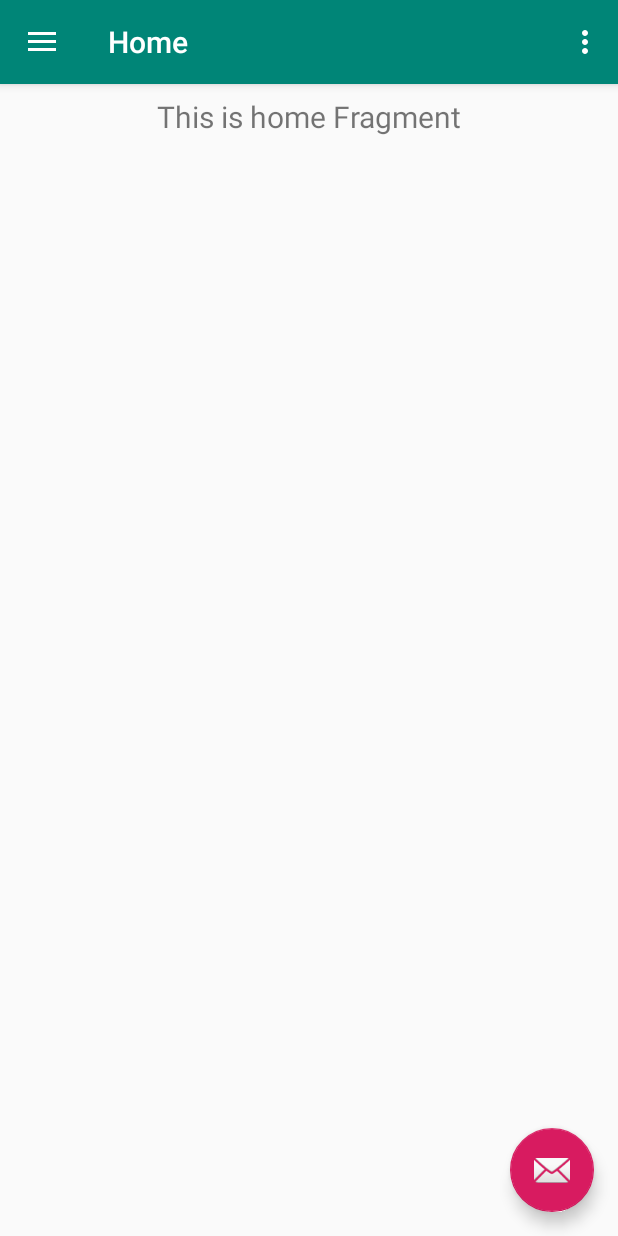
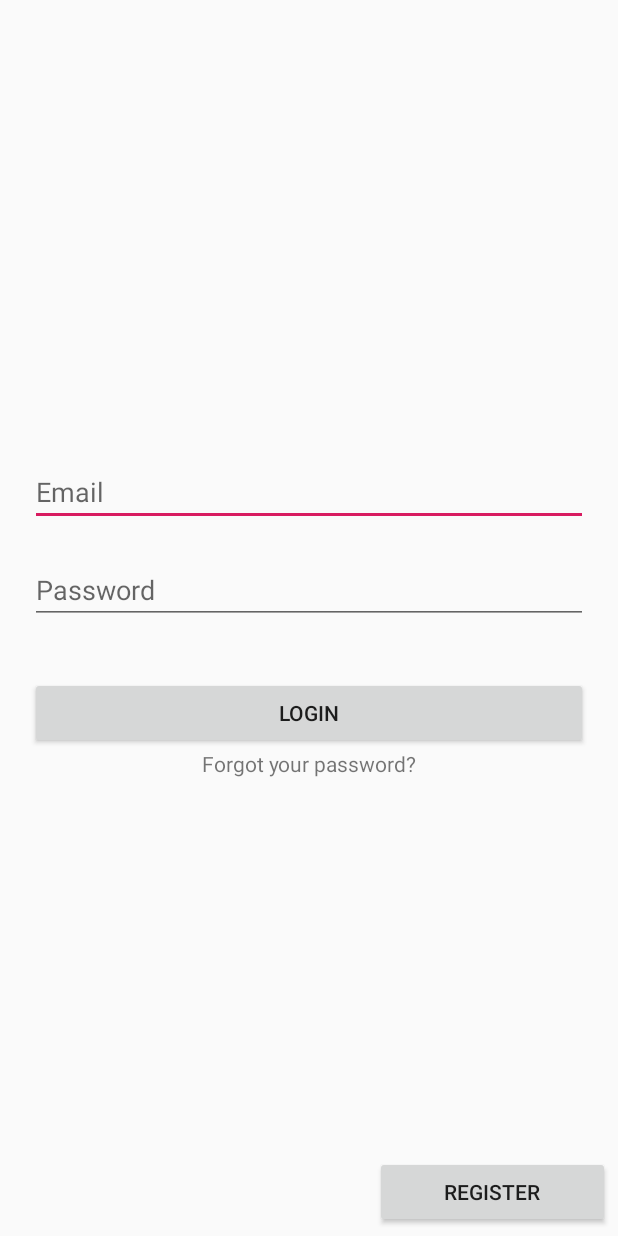
Before and after one commit to Nachodlv/bookie, an Android app: the screen it shows after launch (MainActivity before the commit, LoginActivity after it), on a phone screen of 412 x 824 dp. Run offline under Robolectric (Android 15) with nearby library versions, the phone set to English and light mode, and no system bars; our stand-ins replace navigation-ui.

Commit message:
Add login view

```diff
--- a/bookie-app/app/build.gradle
+++ b/bookie-app/app/build.gradle
@@ -14,6 +14,7 @@ android {
         versionCode 1
         versionName "1.0"
         testInstrumentationRunner "androidx.test.runner.AndroidJUnitRunner"
+        vectorDrawables.useSupportLibrary = true
     }
     buildTypes {
         release {
--- a/bookie-app/app/src/main/AndroidManifest.xml
+++ b/bookie-app/app/src/main/AndroidManifest.xml
@@ -19,6 +19,11 @@
                 <category android:name="android.intent.category.LAUNCHER" />
             </intent-filter>
         </activity>
+        <activity
+            android:name=".ui.login.LoginActivity"
+            android:label="@string/app_name"
+            android:theme="@style/AppTheme.NoActionBar">
+        </activity>
     </application>
 
 </manifest>
--- a/bookie-app/app/src/main/java/com/example/bookie/MainActivity.kt
+++ b/bookie-app/app/src/main/java/com/example/bookie/MainActivity.kt
@@ -1,18 +1,14 @@
 package com.example.bookie
 
+import android.content.Intent
 import android.os.Bundle
-import com.google.android.material.floatingactionbutton.FloatingActionButton
-import com.google.android.material.snackbar.Snackbar
+import android.view.Menu
+import androidx.appcompat.app.AppCompatActivity
 import androidx.navigation.findNavController
 import androidx.navigation.ui.AppBarConfiguration
 import androidx.navigation.ui.navigateUp
-import androidx.navigation.ui.setupActionBarWithNavController
-import androidx.navigation.ui.setupWithNavController
-import androidx.drawerlayout.widget.DrawerLayout
-import com.google.android.material.navigation.NavigationView
-import androidx.appcompat.app.AppCompatActivity
-import androidx.appcompat.widget.Toolbar
-import android.view.Menu
+import com.example.bookie.ui.login.LoginActivity
+
 
 class MainActivity : AppCompatActivity() {
 
@@ -21,27 +17,32 @@ class MainActivity : AppCompatActivity() {
     override fun onCreate(savedInstanceState: Bundle?) {
         super.onCreate(savedInstanceState)
         setContentView(R.layout.activity_main)
-        val toolbar: Toolbar = findViewById(R.id.toolbar)
-        setSupportActionBar(toolbar)
 
-        val fab: FloatingActionButton = findViewById(R.id.fab)
-        fab.setOnClickListener { view ->
-            Snackbar.make(view, "Replace with your own action", Snackbar.LENGTH_LONG)
-                .setAction("Action", null).show()
-        }
-        val drawerLayout: DrawerLayout = findViewById(R.id.drawer_layout)
-        val navView: NavigationView = findViewById(R.id.nav_view)
-        val navController = findNavController(R.id.nav_host_fragment)
-        // Passing each menu ID as a set of Ids because each
-        // menu should be considered as top level destinations.
-        appBarConfiguration = AppBarConfiguration(
-            setOf(
-                R.id.nav_home, R.id.nav_gallery, R.id.nav_slideshow,
-                R.id.nav_tools, R.id.nav_share, R.id.nav_send
-            ), drawerLayout
-        )
-        setupActionBarWithNavController(navController, appBarConfiguration)
-        navView.setupWithNavController(navController)
+
+        val intent = Intent(this, LoginActivity::class.java)
+        startActivity(intent)
+
+//        val toolbar: Toolbar = findViewById(R.id.toolbar)
+//        setSupportActionBar(toolbar)
+//
+//        val fab: FloatingActionButton = findViewById(R.id.fab)
+//        fab.setOnClickListener { view ->
+//            Snackbar.make(view, "Replace with your own action", Snackbar.LENGTH_LONG)
+//                .setAction("Action", null).show()
+//        }
+//        val drawerLayout: DrawerLayout = findViewById(R.id.drawer_layout)
+//        val navView: NavigationView = findViewById(R.id.nav_view)
+//        val navController = findNavController(R.id.nav_host_fragment)
+//        // Passing each menu ID as a set of Ids because each
+//        // menu should be considered as top level destinations.
+//        appBarConfiguration = AppBarConfiguration(
+//            setOf(
+//                R.id.nav_home, R.id.nav_gallery, R.id.nav_slideshow,
+//                R.id.nav_tools, R.id.nav_share, R.id.nav_send
+//            ), drawerLayout
+//        )
+//        setupActionBarWithNavController(navController, appBarConfiguration)
+//        navView.setupWithNavController(navController)
     }
 
     override fun onCreateOptionsMenu(menu: Menu): Boolean {
--- /dev/null
+++ b/bookie-app/app/src/main/java/com/example/bookie/ui/login/LoginActivity.kt
@@ -0,0 +1,46 @@
+package com.example.bookie.ui.login
+
+import android.os.Bundle
+import android.text.TextUtils
+import android.util.Patterns
+import android.view.View
+import android.widget.TextView
+import androidx.appcompat.app.AppCompatActivity
+import com.example.bookie.R
+import com.example.bookie.utils.TextValidator
+import com.google.android.material.snackbar.Snackbar
+import kotlinx.android.synthetic.main.login_main.*
+
+class LoginActivity : AppCompatActivity() {
+    override fun onCreate(savedInstanceState: Bundle?) {
+        super.onCreate(savedInstanceState)
+        setContentView(R.layout.login_main)
+
+        email.addTextChangedListener(emailValidator)
+
+        login_button.setOnClickListener { login(it) }
+    }
+
+    private val emailValidator: TextValidator
+        get() =
+            object : TextValidator(email) {
+                override fun validate(textView: TextView?, text: String?) {
+                    if (text == null) return
+
+                    if (TextUtils.isEmpty(text) || !Patterns.EMAIL_ADDRESS.matcher(text).matches())
+                        if (textView != null)
+                            textView.error = resources.getString(R.string.invalid_email)
+                }
+            }
+
+    private fun login(view: View) {
+        Snackbar.make(
+            view,
+            "Email: ${email.text}, password: ${password.text}",
+            Snackbar.LENGTH_LONG
+        )
+            .setAction("Action", null).show()
+    }
+
+
+}
--- /dev/null
+++ b/bookie-app/app/src/main/res/layout/login_main.xml
@@ -0,0 +1,71 @@
+<?xml version="1.0" encoding="utf-8"?>
+<LinearLayout xmlns:android="http://schemas.android.com/apk/res/android"
+    xmlns:app="http://schemas.android.com/apk/res-auto"
+    xmlns:tools="http://schemas.android.com/tools"
+    android:layout_width="match_parent"
+    android:layout_height="match_parent"
+    android:orientation="vertical">
+
+    <FrameLayout
+        android:layout_width="match_parent"
+        android:layout_height="match_parent">
+
+        <Button
+            android:id="@+id/button"
+            android:layout_width="match_parent"
+            android:layout_height="wrap_content"
+            android:layout_gravity="bottom"
+            android:layout_marginLeft="250dp"
+            android:layout_marginBottom="5dp"
+            android:text="@string/register"
+            app:layout_constraintHorizontal_bias="0.0"
+            app:layout_constraintVertical_bias="0.0"
+            android:layout_marginRight="5dp"
+            android:layout_marginStart="250dp"
+            android:layout_marginEnd="5dp" />
+
+        <LinearLayout
+            android:layout_width="match_parent"
+            android:layout_height="wrap_content"
+            android:layout_gravity="center"
+            android:orientation="vertical"
+            android:paddingLeft="20dp"
+            android:paddingRight="20dp">
+
+            <EditText
+                android:id="@+id/email"
+                android:layout_width="match_parent"
+                android:layout_height="wrap_content"
+                android:layout_marginBottom="20dp"
+                android:ems="10"
+                android:hint="@string/email_input"
+                android:inputType="textEmailAddress" />
+
+            <EditText
+                android:id="@+id/password"
+                android:layout_width="match_parent"
+                android:layout_height="wrap_content"
+                android:ems="10"
+                android:hint="@string/password_input"
+                android:inputType="textPassword" />
+
+            <Button
+                android:id="@+id/login_button"
+                android:layout_width="match_parent"
+                android:layout_height="wrap_content"
+                android:layout_marginTop="35dp"
+                android:text="@string/login_button" />
+
+            <TextView
+                android:id="@+id/forgot_password"
+                android:layout_width="match_parent"
+                android:layout_height="wrap_content"
+                android:focusable="false"
+                android:gravity="center"
+                android:text="@string/forgot_password"
+                tools:layout_marginTop="30dp" />
+
+        </LinearLayout>
+    </FrameLayout>
+
+</LinearLayout>
--- a/bookie-app/app/src/main/res/values/strings.xml
+++ b/bookie-app/app/src/main/res/values/strings.xml
@@ -13,4 +13,15 @@
     <string name="menu_tools">Tools</string>
     <string name="menu_share">Share</string>
     <string name="menu_send">Send</string>
+
+<!--    LOGIN -->
+    <string name="email_input">Email</string>
+    <string name="password_input">Password</string>
+    <string name="login_button">Login</string>
+    <string name="invalid_email">Invalid Email</string>
+    <string name="forgot_password">Forgot your password?</string>
+    <string name="register">Register</string>
+
+    <string name="invalid_password">The password must have more than six characters</string>
+
 </resources>
```
Also changed, not shown: bookie-app/app/src/main/java/com/example/bookie/utils/TextValidator.kt (added, +32 -0 lines), bookie-app/app/src/main/res/drawable/bookie.xml (added, +14 -0 lines), 1 other file.
